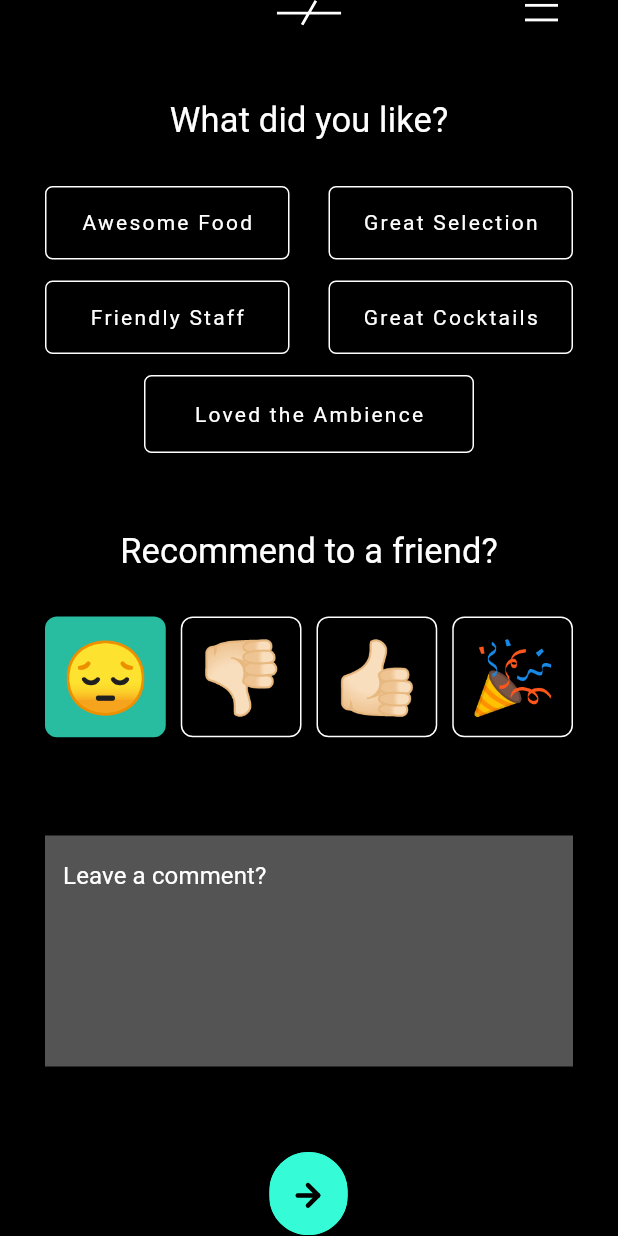
After one commit to Rutvik0705/Rutvik0705, a Flutter app: the ReviewByNumberScreen screen opened directly, swiped to page 2, on a phone screen of 412 x 824 dp. The commit adds this screen. Run offline on Flutter 3.47's test engine with Material 2 defaults, Android fonts, the phone set to English and light mode, and no system bars; our stand-ins replace flutter_rating_bar, flutter_svg, permission_handler.

Commit message:
21/08/2021
finish design

```diff
--- /dev/null
+++ b/wild_new/lib/screens/review_by_number_Screen.dart
@@ -0,0 +1,327 @@
+import 'package:flutter/material.dart';
+import 'package:flutter_svg/svg.dart';
+import 'package:wild_new/Widgets/logoHeaderScreen_widget.dart';
+import 'package:wild_new/screens/review_bar_Screen.dart';
+import 'package:wild_new/utility/constant.dart';
+
+import 'tell_about_foodpage_view_screen.dart';
+
+class ReviewByNumberScreen extends StatefulWidget {
+  @override
+  State<ReviewByNumberScreen> createState() => _ReviewByNumberScreenState();
+}
+
+class _ReviewByNumberScreenState extends State<ReviewByNumberScreen> {
+  var commentReview = [
+    ReviewByMumberWidget(),
+    CommentedReviewPage(),
+  ];
+
+  final PageController controller = PageController();
+
+  @override
+  Widget build(BuildContext context) {
+    return Scaffold(
+      body: SafeArea(
+        child: Padding(
+          padding: const EdgeInsets.symmetric(horizontal: kPadding * 3),
+          child: Column(
+            children: [
+              WildLogoMenueIconWhite(),
+              SizedBox(height: kPadding * 3),
+              Flexible(
+                child: PageView.builder(
+                  scrollDirection: Axis.vertical,
+                  controller: controller,
+                  itemCount: commentReview.length,
+                  itemBuilder: (context, index) {
+                    return commentReview[index];
+                  },
+                ),
+              ),
+            ],
+          ),
+        ),
+      ),
+    );
+  }
+}
+
+class ReviewByMumberWidget extends StatefulWidget {
+  ReviewByMumberWidget({
+    Key? key,
+  }) : super(key: key);
+
+  @override
+  State<ReviewByMumberWidget> createState() => _ReviewByMumberWidgetState();
+}
+
+class _ReviewByMumberWidgetState extends State<ReviewByMumberWidget> {
+  int cheakIndex = 0;
+
+  // ignore: non_constant_identifier_names
+  var NumberRatting = [
+    '1',
+    '2',
+    '3',
+    '4',
+    '5',
+    '6',
+    '7',
+    '8',
+    '9',
+    '10',
+  ];
+  @override
+  Widget build(BuildContext context) {
+    return Column(
+      children: [
+        BarRattingImageNameWidget(),
+        Text(
+          "For you more analytical\nfolks out there....",
+          textAlign: TextAlign.center,
+          style: Theme.of(context).textTheme.subtitle2!.copyWith(fontSize: 23),
+        ),
+        SizedBox(height: kPadding * 8.3),
+        Text(
+          "On a scale of 1-10:",
+          style: Theme.of(context)
+              .textTheme
+              .bodyText1!
+              .copyWith(fontSize: 17, fontWeight: FontWeight.w400),
+        ),
+        SizedBox(
+          height: kPadding * 4.7,
+        ),
+        Container(
+          height: 150,
+          child: GridView.builder(
+            physics: NeverScrollableScrollPhysics(),
+            gridDelegate: SliverGridDelegateWithFixedCrossAxisCount(
+              crossAxisCount: 5,
+              crossAxisSpacing: kPadding,
+              mainAxisSpacing: kPadding,
+            ),
+            itemCount: NumberRatting.length,
+            itemBuilder: (BuildContext ctx, index) {
+              return InkWell(
+                onTap: () {
+                  setState(() {
+                    cheakIndex = index;
+                  });
+                },
+                child: Container(
+                  height: 70,
+                  width: 52,
+                  decoration: BoxDecoration(
+                    color:
+                        cheakIndex == index ? kTextColor : Colors.transparent,
+                    border: Border.all(
+                        color:
+                            cheakIndex == index ? Colors.transparent : kColor,
+                        width: 1),
+                    borderRadius: BorderRadius.circular(6),
+                  ),
+                  child: Center(
+                    child: Text(
+                      NumberRatting[index],
+                      style: Theme.of(context).textTheme.subtitle2!.copyWith(
+                            color:
+                                cheakIndex == index ? kbackgroundcolor : kColor,
+                          ),
+                    ),
+                  ),
+                ),
+              );
+            },
+          ),
+        ),
+      ],
+    );
+  }
+}
+
+class CommentedReviewPage extends StatefulWidget {
+  @override
+  CommentedReviewPageState createState() => CommentedReviewPageState();
+}
+
+class CommentedReviewPageState extends State<CommentedReviewPage> {
+  var EmojiArray = ['😔', '👎🏻', '👍🏻', '🎉'];
+
+  int colorindex = 0;
+  @override
+  Widget build(BuildContext context) {
+    return Column(
+      children: [
+        SizedBox(height: kPadding * 2),
+        Text(
+          "What did you like?",
+          style: Theme.of(context).textTheme.subtitle2!.copyWith(fontSize: 23),
+        ),
+        SizedBox(height: kPadding * 3),
+        Row(
+          children: [
+            Container(
+              height: 49,
+              width: 163,
+              child: Center(
+                child: Text(
+                  "Awesome Food",
+                  style: Theme.of(context)
+                      .textTheme
+                      .overline!
+                      .copyWith(fontSize: 14),
+                ),
+              ),
+              decoration: BoxDecoration(
+                border: Border.all(color: kColor),
+                borderRadius: BorderRadius.circular(5),
+              ),
+            ),
+            Spacer(),
+            Container(
+              height: 49,
+              width: 163,
+              child: Center(
+                child: Text(
+                  "Great Selection",
+                  style: Theme.of(context)
+                      .textTheme
+                      .overline!
+                      .copyWith(fontSize: 14),
+                ),
+              ),
+              decoration: BoxDecoration(
+                border: Border.all(color: kColor),
+                borderRadius: BorderRadius.circular(5),
+              ),
+            ),
+          ],
+        ),
+        SizedBox(
+          height: kPadding * 1.4,
+        ),
+        Row(
+          children: [
+            Container(
+              height: 49,
+              width: 163,
+              child: Center(
+                child: Text(
+                  "Friendly Staff",
+                  style: Theme.of(context)
+                      .textTheme
+                      .overline!
+                      .copyWith(fontSize: 14),
+                ),
+              ),
+              decoration: BoxDecoration(
+                border: Border.all(color: kColor),
+                borderRadius: BorderRadius.circular(5),
+              ),
+            ),
+            Spacer(),
+            Container(
+              height: 49,
+              width: 163,
+              child: Center(
+                child: Text(
+                  "Great Cocktails",
+                  style: Theme.of(context)
+                      .textTheme
+                      .overline!
+                      .copyWith(fontSize: 14),
+                ),
+              ),
+              decoration: BoxDecoration(
+                border: Border.all(color: kColor),
+                borderRadius: BorderRadius.circular(5),
+              ),
+            ),
+          ],
+        ),
+        SizedBox(
+          height: kPadding * 1.4,
+        ),
+        Container(
+          height: 52,
+          width: 220,
+          child: Center(
+            child: Text(
+              "Loved the Ambience",
+              style:
+                  Theme.of(context).textTheme.overline!.copyWith(fontSize: 14),
+            ),
+          ),
+          decoration: BoxDecoration(
+            border: Border.all(color: kColor),
+            borderRadius: BorderRadius.circular(5),
+          ),
+        ),
+        SizedBox(height: kPadding * 5.2),
+        Text(
+          "Recommend to a friend?",
+          style: Theme.of(context).textTheme.subtitle2!.copyWith(fontSize: 23),
+        ),
+        SizedBox(height: kPadding * 3),
+        Container(
+          height: kPadding * 9,
+          child: GridView.builder(
+            physics: NeverScrollableScrollPhysics(),
+            gridDelegate: SliverGridDelegateWithFixedCrossAxisCount(
+                crossAxisCount: 4, crossAxisSpacing: kPadding),
+            itemCount: EmojiArray.length,
+            itemBuilder: (BuildContext context, index) {
+              return InkWell(
+                onTap: () {
+                  setState(() {
+                    colorindex = index;
+                  });
+                },
+                child: Container(
+                  height: 50,
+                  decoration: BoxDecoration(
+                    color:
+                        colorindex == index ? kTextColor : Colors.transparent,
+                    border: Border.all(
+                      color: colorindex == index ? Colors.transparent : kColor,
+                    ),
+                    borderRadius: BorderRadius.circular(8),
+                  ),
+                  child: Center(
+                    child: Text(
+                      EmojiArray[index],
+                    ),
+                  ),
+                ),
+              );
+            },
+          ),
+        ),
+        SizedBox(height: kPadding * 5.6),
+        TextField(
+          keyboardType: TextInputType.multiline,
+          minLines: 5,
+          maxLines: 5,
+          decoration: InputDecoration(
+            border: InputBorder.none,
+            fillColor: kdarkcolor,
+            filled: true,
+            hintText: "Leave a comment?",
+            hintStyle:
+                Theme.of(context).textTheme.subtitle2!.copyWith(fontSize: 16)
+          ),
+        ),
+        Spacer(),
+        InkWell(
+          onTap: () {
+            print("Ritvik");
+          },
+          child:
+              SvgPicture.asset("assets/image/Right_side_Full_fill_image.svg"),
+        ),
+      ],
+    );
+  }
+}
```
Also changed, not shown: wild_new/lib/screens/review_bar_Screen.dart (+137 -133 lines), wild_new/lib/screens/tell_about_foodpage_view_screen.dart (+38 -15 lines), wild_new/assets/image/Right_side_Full_fill_image.svg (added), 5 other files.
